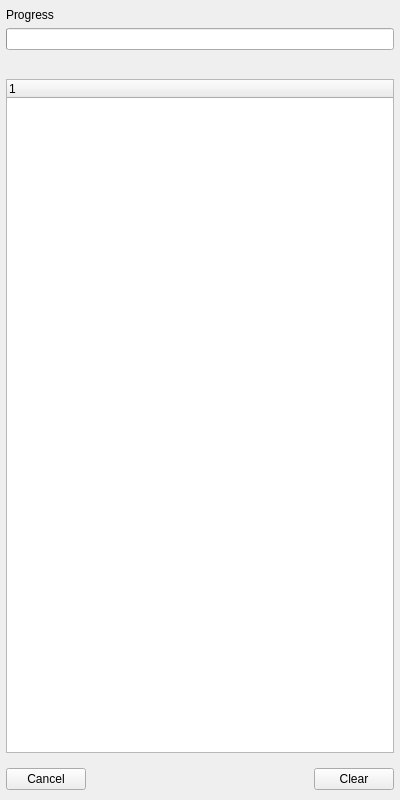
Old version of the form sources/progressview.ui in the repository mikaelsundell/stageviz.
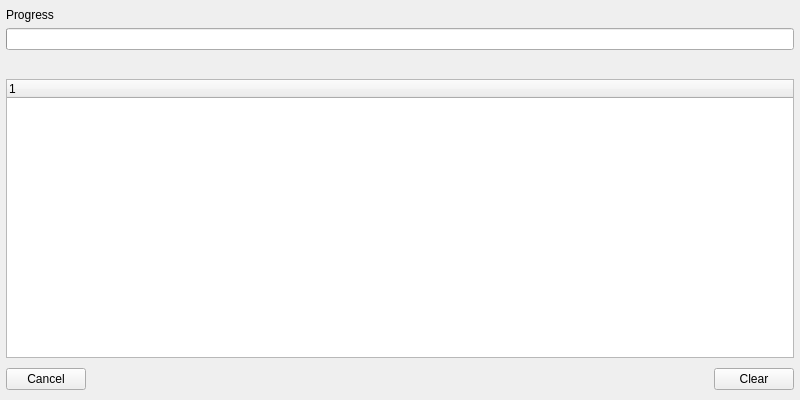
New version of the form. Custom widgets are drawn as their Qt base class.

Commit message: New version 0.1.22 Fixed size of console, progress and python dialogs

Patch:
```diff
--- a/sources/progressview.ui
+++ b/sources/progressview.ui
@@ -6,8 +6,8 @@
    <rect>
     <x>0</x>
     <y>0</y>
-    <width>400</width>
-    <height>800</height>
+    <width>800</width>
+    <height>400</height>
    </rect>
   </property>
   <property name="sizePolicy">
@@ -103,6 +103,9 @@
          <property name="leftMargin">
           <number>0</number>
          </property>
+         <property name="topMargin">
+          <number>4</number>
+         </property>
          <property name="rightMargin">
           <number>0</number>
          </property>
```
The commit also changes 6 other files.
